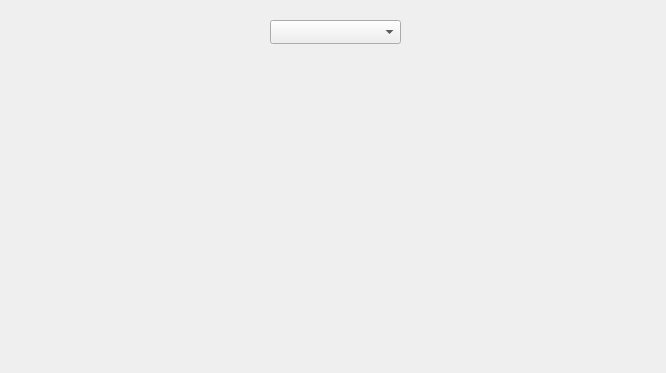
Above: players.ui from iasimkhan2005/ESPN_CRICKET before the change. Below: the same form after it.
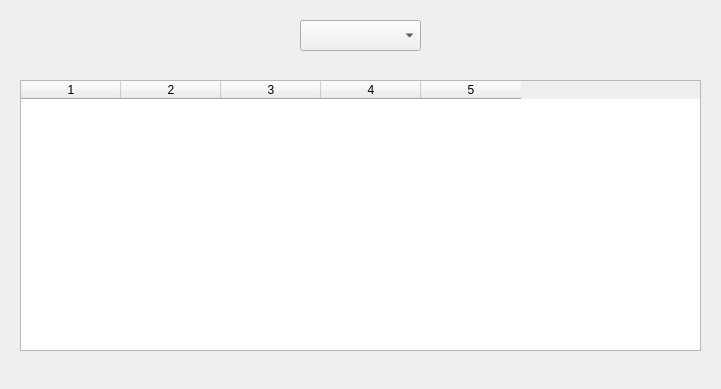
That is the form after the change.

Commit message: Players Card

```diff
--- a/players.ui
+++ b/players.ui
@@ -6,8 +6,8 @@
    <rect>
     <x>0</x>
     <y>0</y>
-    <width>666</width>
-    <height>373</height>
+    <width>721</width>
+    <height>389</height>
    </rect>
   </property>
   <property name="windowTitle">
@@ -16,37 +16,32 @@
   <widget class="QComboBox" name="players_dropdown">
    <property name="geometry">
     <rect>
-     <x>270</x>
+     <x>300</x>
      <y>20</y>
-     <width>131</width>
-     <height>24</height>
+     <width>121</width>
+     <height>31</height>
     </rect>
    </property>
+   <property name="iconSize">
+    <size>
+     <width>16</width>
+     <height>16</height>
+    </size>
+   </property>
    <property name="placeholderText">
-    <string>--- Select Team ---</string>
+    <string>Select Team</string>
    </property>
-   <item>
-    <property name="text">
-     <string>--- Select Team ---</string>
-    </property>
-   </item>
   </widget>
-  <widget class="QLabel" name="players_label">
+  <widget class="QTableWidget" name="tableWidget">
    <property name="geometry">
     <rect>
-     <x>70</x>
-     <y>60</y>
-     <width>521</width>
-     <height>291</height>
+     <x>20</x>
+     <y>80</y>
+     <width>681</width>
+     <height>271</height>
     </rect>
    </property>
-   <property name="text">
-    <string/>
-   </property>
-   <property name="alignment">
-    <set>Qt::AlignmentFlag::AlignLeading|Qt::AlignmentFlag::AlignLeft|Qt::AlignmentFlag::AlignTop</set>
-   </property>
-   <property name="margin">
+   <property name="columnCount">
     <number>5</number>
    </property>
   </widget>
```
Left out of the diff: 13 changed lines with no effect on the pictures. The commit also changes 4 other files.
